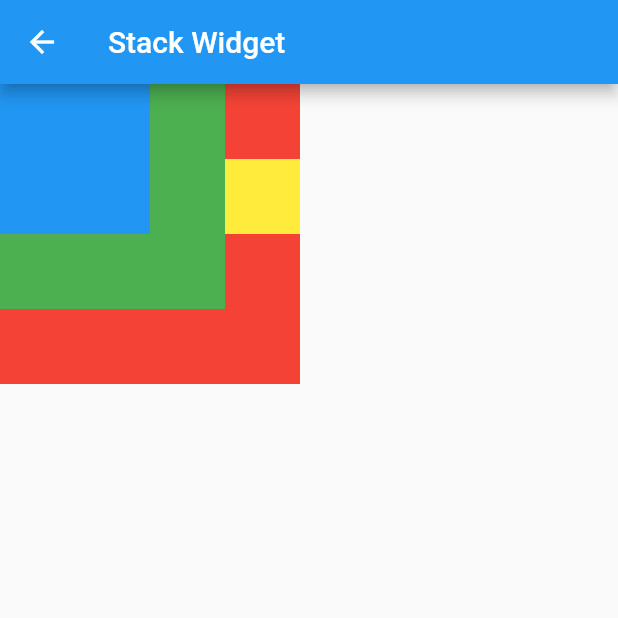
After one commit to guvenkarabulut/flutter_learning_phase, a Flutter app: the screen it shows after launch, after a tap on "Stack", on a phone screen of 412 x 824 dp, the top half of it. The commit adds this screen. Run offline on Flutter 3.47's test engine with Material 2 defaults, Android fonts, the phone set to English and light mode, and no system bars; our stand-ins replace dio, email_validator, flutter_easyloading; network calls fail.

Commit message:
stack widget and position

```diff
--- a/lib/main.dart
+++ b/lib/main.dart
@@ -133,6 +133,20 @@ class MainPage extends StatelessWidget {
               },
             ),
           ),
+          Card(
+            color: Colors.green.shade400,
+            child: ListTile(
+              leading:
+                  Icon(Icons.stacked_bar_chart, color: Colors.white, size: 40),
+              title: Text('Stack'),
+              subtitle: Text('Stack Widgets'),
+              trailing:
+                  Icon(Icons.arrow_forward_ios, color: Colors.white, size: 40),
+              onTap: () => {
+                Navigator.of(context).pushNamed('/stackWidget', arguments: 80)
+              },
+            ),
+          ),
         ],
       ),
     );
--- a/lib/route_generator.dart
+++ b/lib/route_generator.dart
@@ -2,6 +2,7 @@ import 'package:flutter/cupertino.dart';
 import 'package:flutter/foundation.dart';
 import 'package:flutter/material.dart';
 import 'package:flutter_lesson/ogrenci_listesi/ogrenci_detay.dart';
+import 'package:flutter_lesson/stack_widget/stack_widget_app.dart';
 import './nav_color_pages/main_nav.dart' as mainNavs;
 import './ogrenci_listesi/ogrenci_listesi.dart';
 import './input_widgets/input_widgets_main.dart';
@@ -42,6 +43,8 @@ class RouteGenerator {
         return RouteGenerator()._routeGenerator(OrnekBirMain(), settings);
       case '/dataOperations':
         return RouteGenerator()._routeGenerator(DataOperationsPage(), settings);
+      case '/stackWidget':
+        return RouteGenerator()._routeGenerator(StackWidgetApp(), settings);
 
       case '/ogrenciDetay':
         return RouteGenerator()._routeGenerator(
--- /dev/null
+++ b/lib/stack_widget/stack_widget_app.dart
@@ -0,0 +1,54 @@
+import 'package:flutter/material.dart';
+
+class StackWidgetApp extends StatelessWidget {
+  const StackWidgetApp({super.key});
+
+  @override
+  Widget build(BuildContext context) {
+    return Scaffold(
+        appBar: AppBar(
+          title: const Text('Stack Widget'),
+        ),
+        body: Stack(
+          fit: StackFit.loose,
+          children: [
+            redContainer(),
+            greenContainer(),
+            blueContainer(),
+            Positioned(top: 50, right: 0, child: yellowContainer()),
+          ],
+        ));
+  }
+
+  Container yellowContainer() {
+    return Container(
+      color: Colors.yellow,
+      width: 50,
+      height: 50,
+    );
+  }
+
+  Container blueContainer() {
+    return Container(
+      color: Colors.blue,
+      width: 100,
+      height: 100,
+    );
+  }
+
+  Container greenContainer() {
+    return Container(
+      color: Colors.green,
+      width: 150,
+      height: 150,
+    );
+  }
+
+  Container redContainer() {
+    return Container(
+      color: Colors.red,
+      width: 200,
+      height: 200,
+    );
+  }
+}
```
Also changed, not shown: lib/data_operations/data_operations_page.dart (+84 -15 lines), lib/data_operations/local_json.dart (+7 -3 lines).
